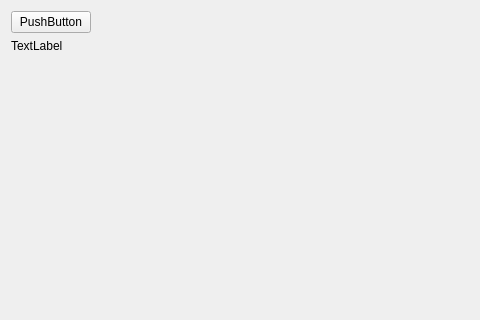
Before: the Qt Designer form HRender2/mainwindow.ui in greenflame/HiRender2, drawn with Qt 5; both pictures show x 0 to 480 and y 0 to 320 of the 818 by 470 pixel window.
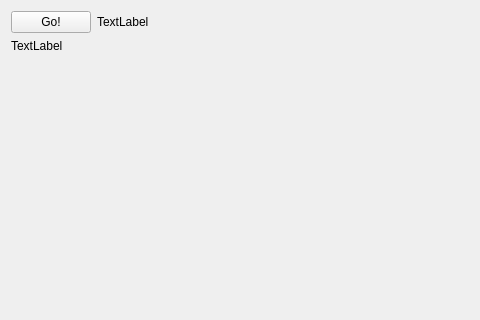
After: the same form once the commit is applied.

The edit to the form file:
```diff
--- a/HRender2/mainwindow.ui
+++ b/HRender2/mainwindow.ui
@@ -20,7 +20,14 @@
       <item>
        <widget class="QPushButton" name="pushButton">
         <property name="text">
-         <string>PushButton</string>
+         <string>Go!</string>
+        </property>
+       </widget>
+      </item>
+      <item>
+       <widget class="QLabel" name="label_2">
+        <property name="text">
+         <string>TextLabel</string>
         </property>
        </widget>
       </item>
```
